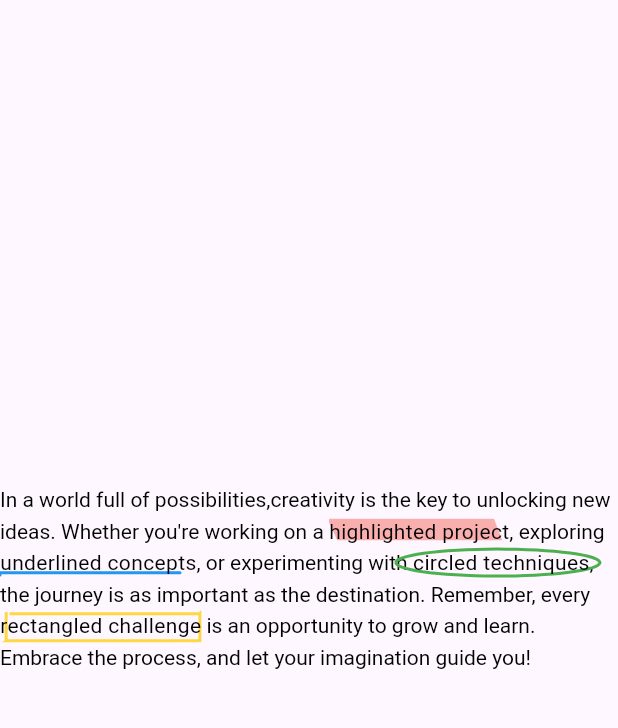
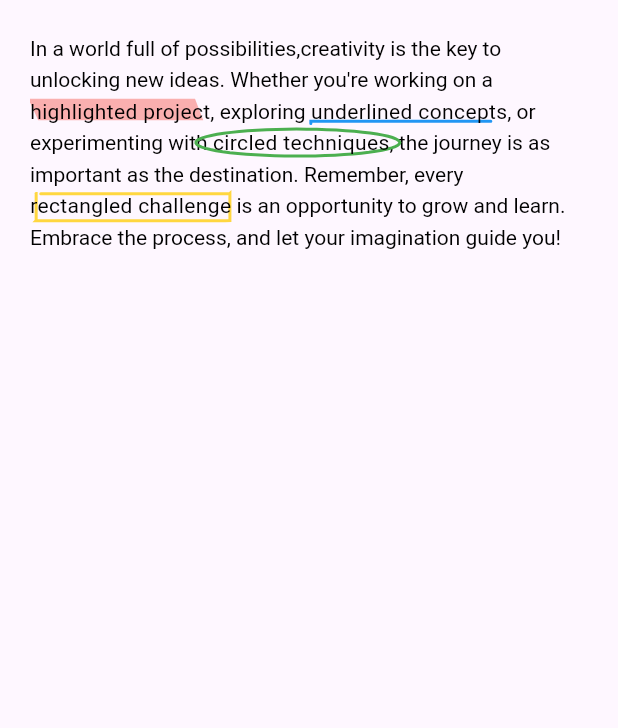
Before and after one commit to Wahab-Khan/flutter_sketchy_text, a Flutter app: the screen it shows after launch, on a phone screen of 412 x 824 dp, the part 84-812 px from its top. Run offline on Flutter 3.47's test engine with Material 3 defaults, Android fonts, the phone set to English and light mode, and no system bars.

Commit message:
added padding in main file to make it presentable

```diff
--- a/example/lib/main.dart
+++ b/example/lib/main.dart
@@ -39,9 +39,10 @@ class _MyHomePageState extends State<MyHomePage> {
         backgroundColor: Theme.of(context).colorScheme.inversePrimary,
         title: Text(widget.title),
       ),
-      body: Center(
+      body: Padding(
+        padding: EdgeInsets.all(20),
         child: Column(
-          mainAxisAlignment: MainAxisAlignment.center,
+          mainAxisAlignment: MainAxisAlignment.start,
           children: <Widget>[
             SketchyParagraph(
                 paragraph: paragraphModel.paragraph,
```
